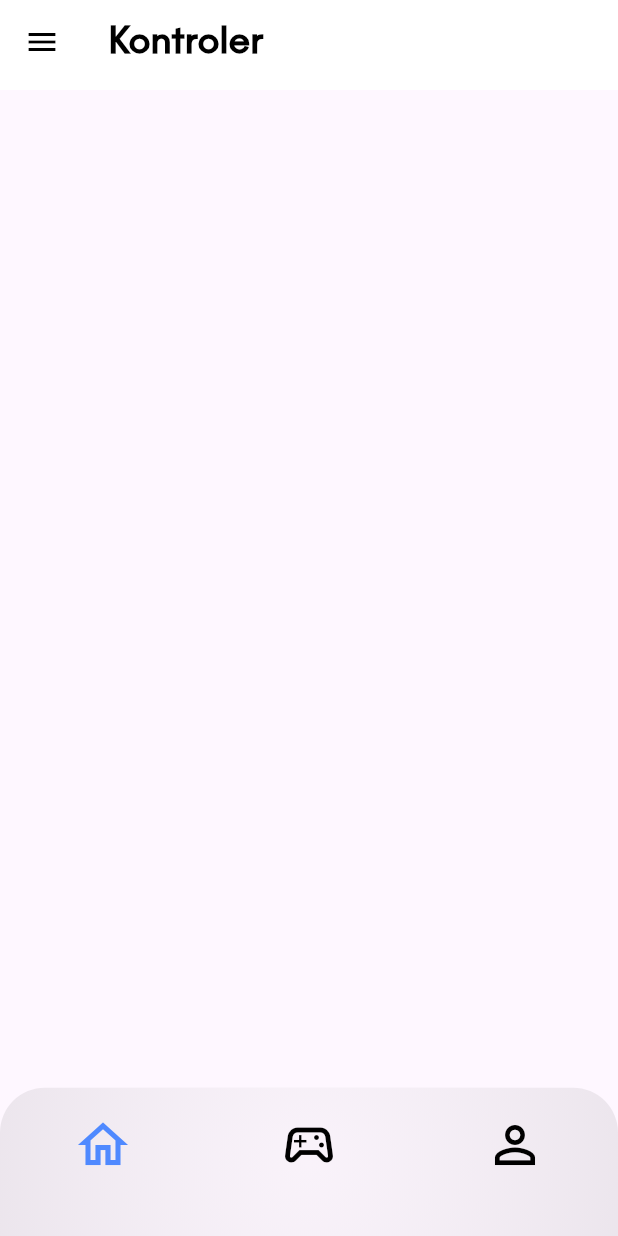
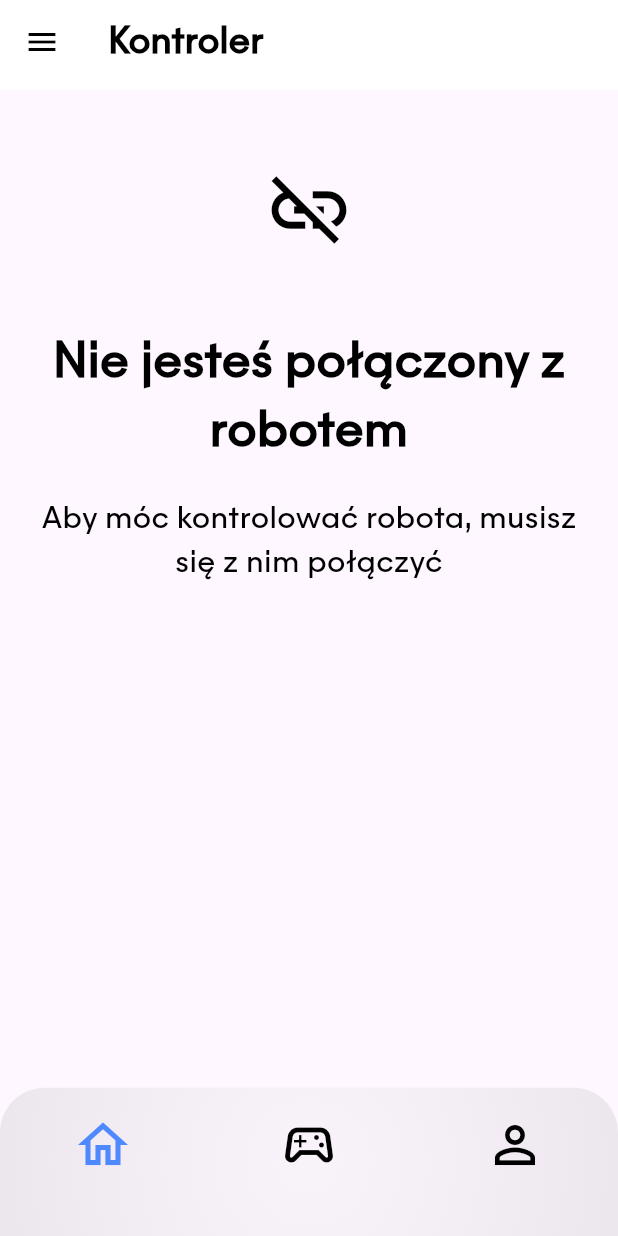
Before and after one commit to sqsiek0/inzynieria-aplikacja, a Flutter app: the Controller screen opened by its route, on a phone screen of 412 x 824 dp. Run offline on Flutter 3.47's test engine with Material 3 defaults, Android fonts, the phone set to English and light mode, and no system bars; our stand-ins replace bloc, flutter_bloc, flutter_map, geocoding, geolocator, go_router and 3 more; accounts and stored records are empty.

Commit message:
body manipulation

```diff
--- a/lib/app/view/widgets/app_font_20.dart
+++ b/lib/app/view/widgets/app_font_20.dart
@@ -5,16 +5,19 @@ class AppFont20 extends StatelessWidget {
     super.key,
     required this.text,
     this.fontWeight,
+    this.isCentered = false,
     this.color,
   });
   final String text;
   final Color? color;
   final FontWeight? fontWeight;
+  final bool isCentered;
 
   @override
   Widget build(BuildContext context) {
     return Text(
       text,
+      textAlign: isCentered ? TextAlign.center : TextAlign.start,
       style: TextStyle(
           fontSize: 20,
           fontWeight: fontWeight ?? FontWeight.w400,
--- a/lib/controller/cubit/controller_state.dart
+++ b/lib/controller/cubit/controller_state.dart
@@ -4,19 +4,23 @@ part of 'controller_cubit.dart';
 class ControllerState {
   final bool isWorking;
   final Status status;
+  final bool isLoading;
 
   ControllerState({
-    required this.isWorking,
+    this.isWorking = false,
     required this.status,
+    this.isLoading = false,
   });
 
   ControllerState copyWith({
     bool? isWorking,
     Status? status,
+    bool? isLoading,
   }) {
     return ControllerState(
       isWorking: isWorking ?? this.isWorking,
       status: status ?? this.status,
+      isLoading: isLoading ?? this.isLoading,
     );
   }
 }
--- a/lib/controller/view/controller.dart
+++ b/lib/controller/view/controller.dart
@@ -61,7 +61,9 @@ class _ControllerState extends State<Controller> {
                   ),
                   SliverToBoxAdapter(
                     child: state.isWorking
-                        ? const BodyController()
+                        ? BodyController(
+                            isLoading: state.isLoading,
+                          )
                         : const ControllerNotConnected(),
                   )
                 ],
--- a/lib/controller/view/widgets/body_controller_not_connected.dart
+++ b/lib/controller/view/widgets/body_controller_not_connected.dart
@@ -1,10 +1,40 @@
 import 'package:flutter/material.dart';
+import 'package:robot_controller/app/src/constants/paddings.dart';
+import 'package:robot_controller/app/view/widgets/app_font_20.dart';
+import 'package:robot_controller/app/view/widgets/app_font_32.dart';
 
 class ControllerNotConnected extends StatelessWidget {
   const ControllerNotConnected({super.key});
 
   @override
   Widget build(BuildContext context) {
-    return Container();
+    return const Padding(
+      padding: EdgeInsets.symmetric(horizontal: AppPaddings.horizontalPadding),
+      child: Column(
+        crossAxisAlignment: CrossAxisAlignment.center,
+        children: [
+          SizedBox(
+            height: 50,
+          ),
+          Icon(Icons.link_off, size: 60, color: Colors.black),
+          SizedBox(
+            height: 50,
+          ),
+          AppFont32(
+            text: 'Nie jesteś połączony z robotem',
+          ),
+          SizedBox(
+            height: 20,
+          ),
+          AppFont20(
+            text: 'Aby móc kontrolować robota, musisz się z nim połączyć',
+            isCentered: true,
+          ),
+          SizedBox(
+            height: 20,
+          ),
+        ],
+      ),
+    );
   }
 }
```
Also changed, not shown: lib/controller/cubit/controller_cubit.dart (+15 -0 lines), lib/controller/repository/controller_repository.dart (added, +19 -0 lines), lib/controller/view/widgets/body_controller.dart (+9 -6 lines), lib/controller/view/widgets/body_controller_body_widget.dart (+85 -50 lines), lib/controller/view/widgets/body_controller_button.dart (+11 -6 lines), lib/home/view/widgets/home_robot_container.dart (+6 -3 lines).
